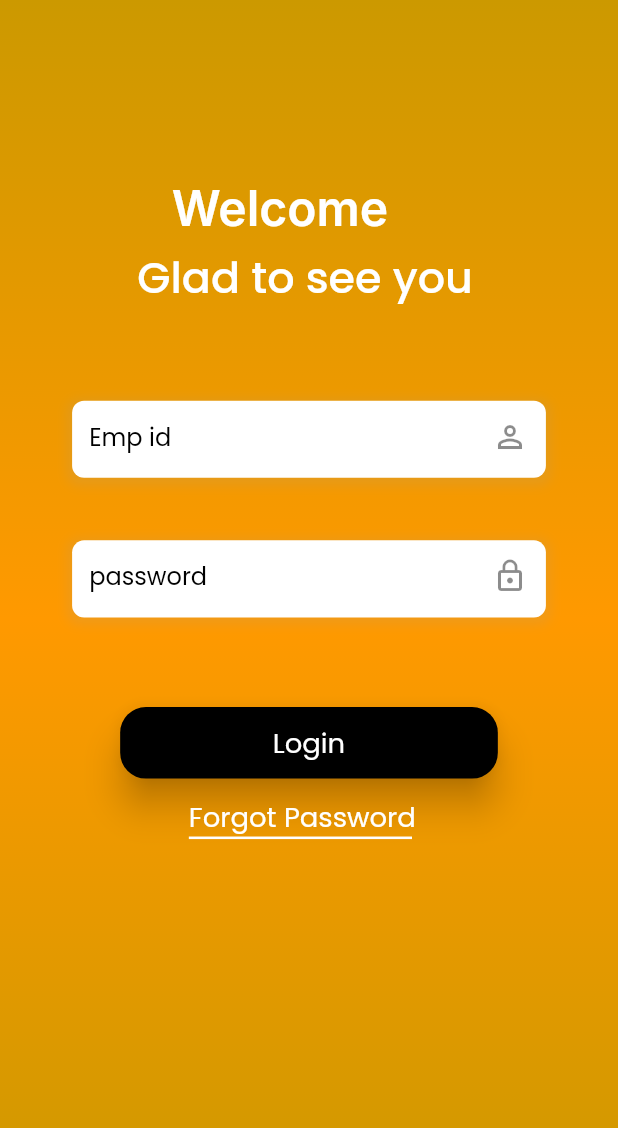
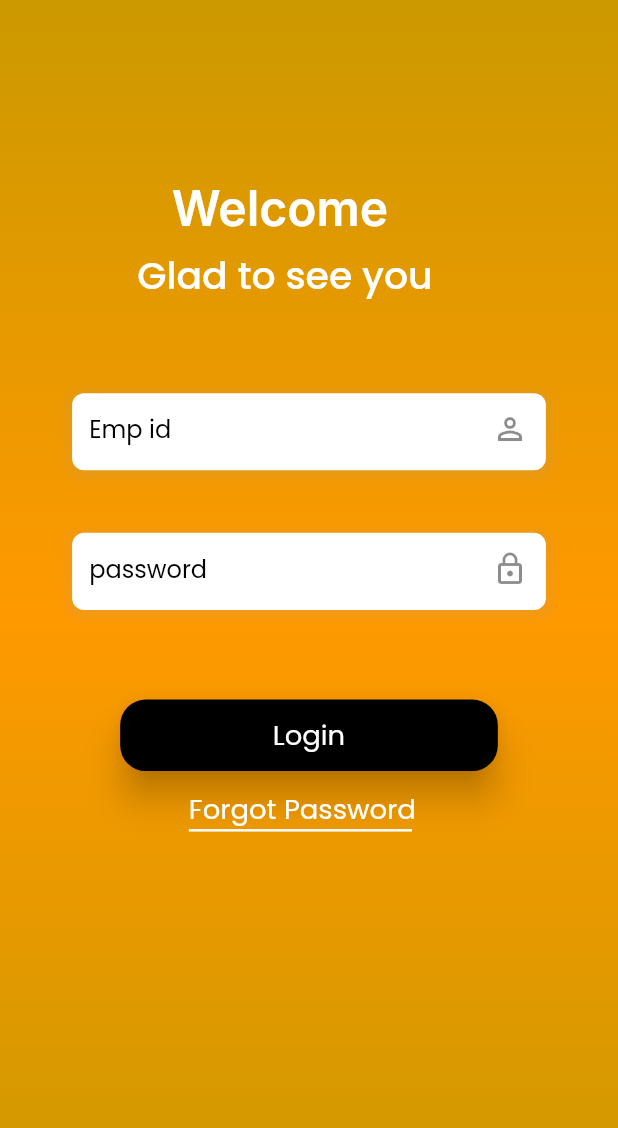
Before and after one commit to ShaikhAbdul007/e_trans, a Flutter app: the screen it shows after launch, on a phone screen of 412 x 824 dp. Shown: the top 1128 px of the screen. Run offline on Flutter 3.47's test engine with Material 2 defaults, Android fonts, the phone set to English and light mode, and no system bars; our stand-ins replace flutter_screenutil, get, get_storage, google_fonts, table_calendar.

Commit message:
font & color change

```diff
--- a/lib/theme/theme.dart
+++ b/lib/theme/theme.dart
@@ -9,19 +9,19 @@ class CustomTheme {
         primarySwatch: Colors.orange,
         textTheme: TextTheme(
           bodyText1: GoogleFonts.inter(
-              fontSize: 15.sp,
+              fontSize: 12.sp,
               color: Colors.black45,
               fontWeight: FontWeight.w500),
           bodyText2: GoogleFonts.inter(
               fontSize: 15.sp,
-              color: Colors.black45,
+              color: Colors.black,
               fontWeight: FontWeight.w500),
           headline4: GoogleFonts.inter(
               fontSize: 28.sp,
               color: Colors.white,
               fontWeight: FontWeight.w600),
           headline5: GoogleFonts.poppins(
-              fontSize: 25.sp,
+              fontSize: 22.sp,
               color: Colors.white,
               fontWeight: FontWeight.w500),
           headline6: GoogleFonts.poppins(
@@ -32,8 +32,7 @@ class CustomTheme {
         elevatedButtonTheme: ElevatedButtonThemeData(
             style: ButtonStyle(
                 elevation: MaterialStateProperty.all<double>(10),
-                backgroundColor: MaterialStateProperty.all<Color>(
-                    Colors.black),
+                backgroundColor: MaterialStateProperty.all<Color>(Colors.black),
                 shape: MaterialStateProperty.all<OutlinedBorder>(
                     RoundedRectangleBorder(
                         borderRadius: BorderRadius.circular(15.r))))),
```
